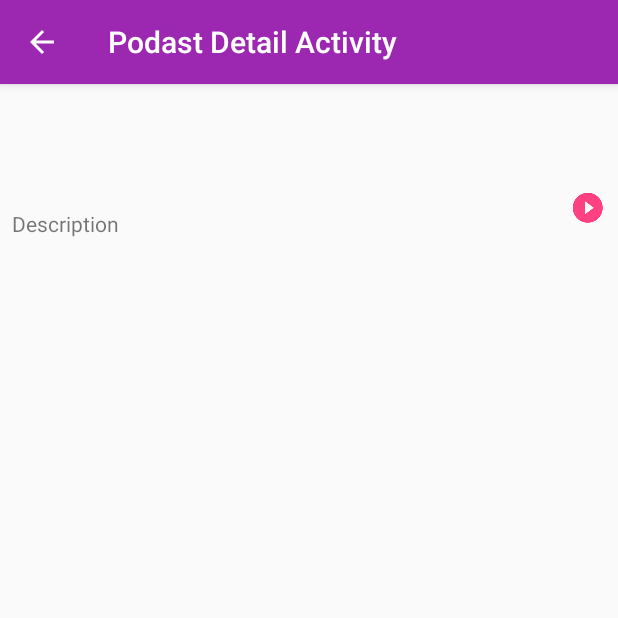
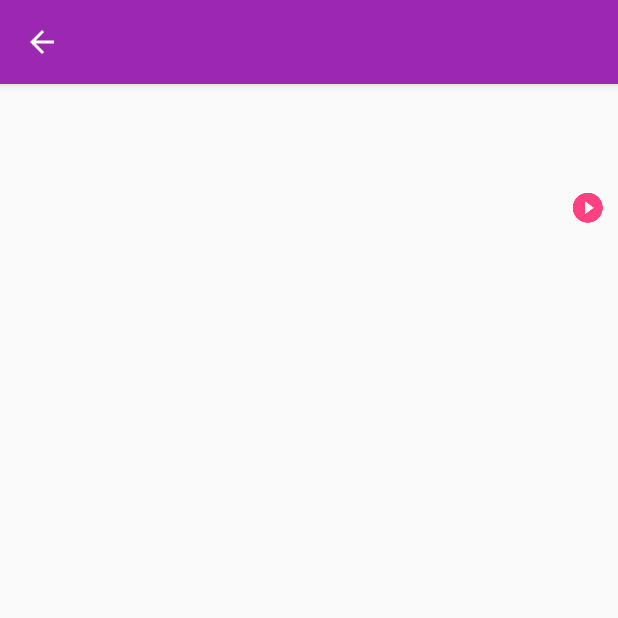
Before and after one commit to kgundula/702Podcasts, an Android app: the PodcastDetailActivity screen opened directly, with no data from a screen before it, on a phone screen of 412 x 824 dp, the top half of it. Run offline under Robolectric (Android 15) with nearby library versions, the phone set to English and light mode, and no system bars.

Commit message:
Late night commit

```diff
--- a/app/src/main/java/defensivethinking/co/za/a702podcasts/PodcastDetailActivity.java
+++ b/app/src/main/java/defensivethinking/co/za/a702podcasts/PodcastDetailActivity.java
@@ -18,16 +18,12 @@ public class PodcastDetailActivity extends AppCompatActivity {
     public String description = "";
     public String url = "";
 
-    TextView podcast_title;
+    TextView podcast_title,podcast_description;
 
     @Override
     protected void onCreate(Bundle savedInstanceState) {
         super.onCreate(savedInstanceState);
         setContentView(R.layout.activity_podcast_detail);
-        Toolbar toolbar = (Toolbar) findViewById(R.id.toolbar);
-        //toolbar.setTitle();
-        setSupportActionBar(toolbar);
-        getSupportActionBar().setDisplayHomeAsUpEnabled(true);
 
         if ( getIntent().getExtras() != null ) {
 
@@ -37,8 +33,15 @@ public class PodcastDetailActivity extends AppCompatActivity {
 
         }
 
+        Toolbar toolbar = (Toolbar) findViewById(R.id.toolbar);
+        toolbar.setTitle(title);
+        setSupportActionBar(toolbar);
+        getSupportActionBar().setDisplayHomeAsUpEnabled(true);
+
+
         podcast_title = (TextView) findViewById(R.id.podcast_title);
-        podcast_title.setText(title);
+        podcast_description = (TextView) findViewById(R.id.podcast_description);
+        podcast_description.setText(description);
 
 
     }
--- a/app/src/main/java/defensivethinking/co/za/a702podcasts/listener/RecyclerItemClickListener.java
+++ b/app/src/main/java/defensivethinking/co/za/a702podcasts/listener/RecyclerItemClickListener.java
@@ -7,7 +7,7 @@ import android.view.MotionEvent;
 import android.view.View;
 
 /**
- * Created by Profusion on 2016-02-16.
+ * Created by kgundula on 2016-02-16.
  */
 public class RecyclerItemClickListener implements RecyclerView.OnItemTouchListener {
 
--- a/app/src/main/java/defensivethinking/co/za/a702podcasts/model/Podcast.java
+++ b/app/src/main/java/defensivethinking/co/za/a702podcasts/model/Podcast.java
@@ -6,7 +6,7 @@ import android.databinding.Bindable;
 import defensivethinking.co.za.a702podcasts.BR;
 
 /**
- * Created by Profusion on 2015-12-14.
+ * Created by kgundula on 2015-12-14.
  */
 public class Podcast  extends BaseObservable {
 
--- a/app/src/main/java/defensivethinking/co/za/a702podcasts/model/Podcasts.java
+++ b/app/src/main/java/defensivethinking/co/za/a702podcasts/model/Podcasts.java
@@ -5,7 +5,7 @@ import java.util.List;
 
 
 /**
- * Created by Profusion on 2015-12-20.
+ * Created by kgundula on 2015-12-20.
  */
 public class Podcasts {
 
--- a/app/src/main/java/defensivethinking/co/za/a702podcasts/utility/RecylerViewDividerItemDecoration.java
+++ b/app/src/main/java/defensivethinking/co/za/a702podcasts/utility/RecylerViewDividerItemDecoration.java
@@ -10,7 +10,7 @@ import android.view.View;
 import defensivethinking.co.za.a702podcasts.R;
 
 /**
- * Created by Profusion on 2016-02-16.
+ * Created by kgundula on 2016-02-16.
  */
 public class RecylerViewDividerItemDecoration extends RecyclerView.ItemDecoration {
     private Drawable mDivider;
--- a/app/src/main/java/defensivethinking/co/za/a702podcasts/utility/Utility.java
+++ b/app/src/main/java/defensivethinking/co/za/a702podcasts/utility/Utility.java
@@ -1,7 +1,7 @@
 package defensivethinking.co.za.a702podcasts.utility;
 
 /**
- * Created by Profusion on 2015-12-08.
+ * Created by kgundula on 2015-12-08.
  */
 public class Utility {
 
--- a/app/src/main/java/defensivethinking/co/za/a702podcasts/utility/XMLDOMParser.java
+++ b/app/src/main/java/defensivethinking/co/za/a702podcasts/utility/XMLDOMParser.java
@@ -17,7 +17,7 @@ import javax.xml.parsers.DocumentBuilderFactory;
 import javax.xml.parsers.ParserConfigurationException;
 
 /**
- * Created by Profusion on 2015-12-20.
+ * Created by kgundula on 2015-12-20.
  */
 public class XMLDOMParser {
 
```
Also changed, not shown: app/src/main/java/defensivethinking/co/za/a702podcasts/MainActivity.java (+8 -2 lines), app/src/main/java/defensivethinking/co/za/a702podcasts/adapters/PodcastAdapter.java (+38 -1 lines), app/src/main/java/defensivethinking/co/za/a702podcasts/service/PodcastMusicService.java (added, +18 -0 lines), app/src/main/java/defensivethinking/co/za/a702podcasts/service/PodcastService.java (+1 -6 lines).
